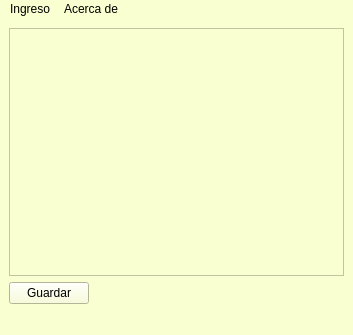
The window that registro.ui (LuisCOD369/CorrecionExamenP2) describes before a commit, drawn with Qt 5.
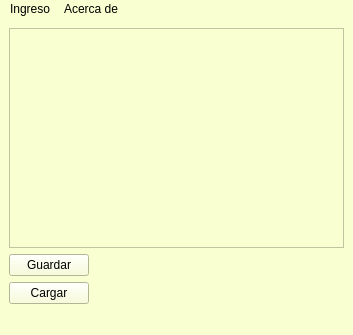
The same window after the commit. Icons and pictures are not drawn.

Commit message: Cargar datos - link repositorio

What changed in the file:
```diff
--- a/registro.ui
+++ b/registro.ui
@@ -27,14 +27,7 @@
     <item row="0" column="0" colspan="2">
      <widget class="QTableWidget" name="tblCuadroNot"/>
     </item>
-    <item row="1" column="0">
-     <widget class="QPushButton" name="pushButton">
-      <property name="text">
-       <string>Guardar</string>
-      </property>
-     </widget>
-    </item>
-    <item row="1" column="1">
+    <item row="2" column="1">
      <spacer name="horizontalSpacer">
       <property name="orientation">
        <enum>Qt::Horizontal</enum>
@@ -47,6 +40,20 @@
       </property>
      </spacer>
     </item>
+    <item row="2" column="0">
+     <widget class="QPushButton" name="pushButton">
+      <property name="text">
+       <string>Guardar</string>
+      </property>
+     </widget>
+    </item>
+    <item row="3" column="0">
+     <widget class="QPushButton" name="pushButton_2">
+      <property name="text">
+       <string>Cargar</string>
+      </property>
+     </widget>
+    </item>
    </layout>
   </widget>
   <widget class="QMenuBar" name="menubar">
```
The commit also changes 4 other files.
